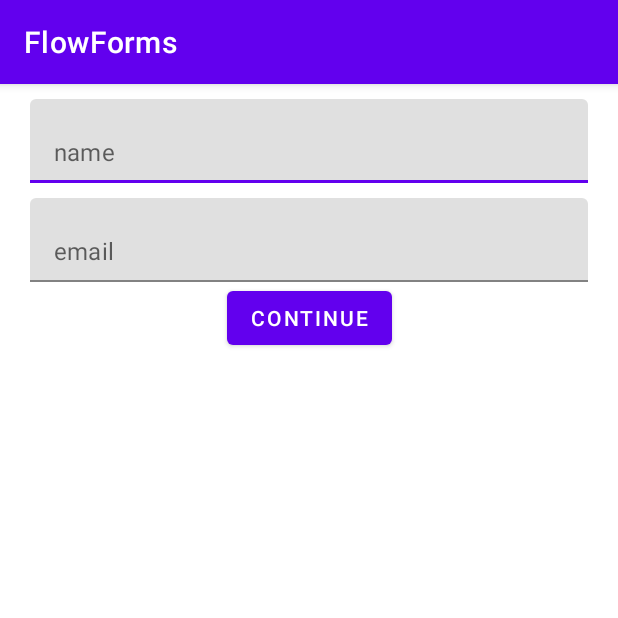
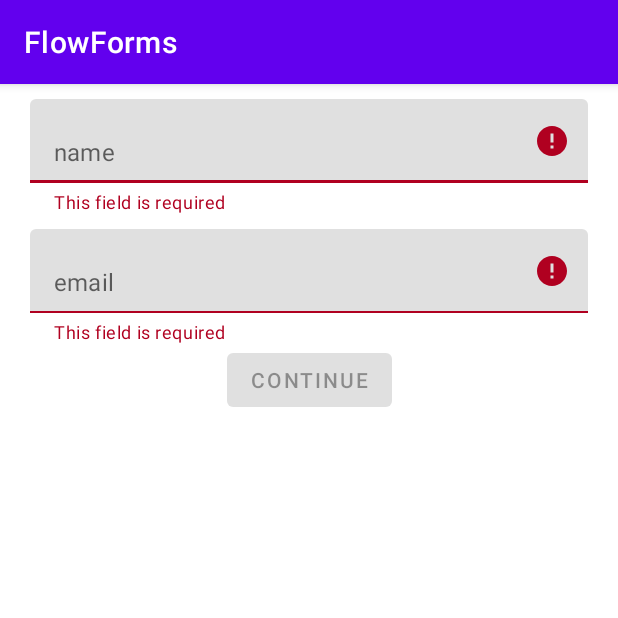
Before and after one commit to rootstrap/FlowForms, an Android app: the screen it shows after launch (MainActivity), on a phone screen of 412 x 824 dp, the top half of it. Run offline under Robolectric (Android 15) with nearby library versions, the phone set to English and light mode, and no system bars; our stand-ins replace data binding.

Commit message:
Add examples for required fields

```diff
--- a/ExampleApp Android/build.gradle.kts
+++ b/ExampleApp Android/build.gradle.kts
@@ -55,4 +55,5 @@ dependencies {
     //test libs
     testImplementation(Dependencies.jvmTestLibraries)
     androidTestImplementation(Dependencies.androidTestLibraries)
+    implementation("com.google.guava:guava:31.1-jre")
 }
--- a/ExampleApp Android/src/main/java/com/rootstrap/flowforms/example/MainActivity.kt
+++ b/ExampleApp Android/src/main/java/com/rootstrap/flowforms/example/MainActivity.kt
@@ -1,43 +1,64 @@
 package com.rootstrap.flowforms.example
 
+import android.os.Bundle
 import androidx.appcompat.app.AppCompatActivity
-import android.os.Bundle
+import androidx.core.widget.doAfterTextChanged
 import androidx.lifecycle.Lifecycle
+import androidx.lifecycle.ViewModelProvider
 import androidx.lifecycle.lifecycleScope
 import androidx.lifecycle.repeatOnLifecycle
 import com.rootstrap.flowforms.core.common.StatusCodes.CORRECT
-import com.rootstrap.flowforms.core.common.StatusCodes.INCORRECT
+import com.rootstrap.flowforms.example.databinding.ActivityMainBinding
 import kotlinx.coroutines.launch
+
 
 class MainActivity : AppCompatActivity() {
 
-    val viewModelH: SignUpViewModel? = null
+    lateinit var viewModel: SignUpViewModel
+    private lateinit var binding: ActivityMainBinding
+
     override fun onCreate(savedInstanceState: Bundle?) {
         super.onCreate(savedInstanceState)
-        setContentView(R.layout.activity_main)
+        binding = ActivityMainBinding.inflate(layoutInflater)
+        setContentView(binding.root)
+        viewModel = ViewModelProvider(this)[SignUpViewModel::class.java]
+        binding.formModel = viewModel.signUpFormModel
+
         lifecycleScope.launch {
             repeatOnLifecycle(Lifecycle.State.STARTED) {
                 launch {
-                    viewModelH?.form?.fields?.value?.get("name")?.status?.collect { status ->
-                        when (status.code) {
-                            CORRECT -> {
-                                //ocultar error
-                            }
-                            else -> {
-                                // mostrar error
+                    viewModel.form.fields.collect {
+                        lifecycleScope.launch {
+                            repeatOnLifecycle(Lifecycle.State.STARTED) {
+                                launch {
+                                    it["name"]?.status?.collect { status ->
+                                        when (status.code) {
+                                            CORRECT -> binding.nameInputLayout.error = null
+                                            else -> binding.nameInputLayout.error = "This field is required"
+                                        }
+                                    }
+                                }
+                                launch {
+                                    it["email"]?.status?.collect { status ->
+                                        when (status.code) {
+                                            CORRECT -> binding.emailInputLayout.error = null
+                                            else -> binding.emailInputLayout.error = "This field is required"
+                                        }
+                                    }
+                                }
                             }
                         }
                     }
                 }
-                // otro launch por cada field
+
                 launch {
-                    viewModelH?.form?.status?.collect { status ->
+                    viewModel.form.status.collect { status ->
                         when (status.code) {
                             CORRECT -> {
-                                // habilito boton
+                                binding.continueButton.isEnabled = true
                             }
-                            INCORRECT -> {
-                                // deshabilito boton
+                            else -> {
+                                binding.continueButton.isEnabled = false
                             }
                         }
                     }
@@ -45,7 +66,16 @@ class MainActivity : AppCompatActivity() {
             }
         }
 
-        //por cada edit text, on text changed,
-        viewModelH?.form?.fields?.value?.get("name")?.triggerValidations()
+        binding.nameInputEditText.doAfterTextChanged {
+            lifecycleScope.launch {
+                viewModel.form.validateOnValueChange("name")
+            }
+        }
+
+        binding.emailInputEditText.doAfterTextChanged {
+            lifecycleScope.launch {
+                viewModel.form.validateOnValueChange("email")
+            }
+        }
     }
 }
--- a/ExampleApp Android/src/main/java/com/rootstrap/flowforms/example/SignUpViewModel.kt
+++ b/ExampleApp Android/src/main/java/com/rootstrap/flowforms/example/SignUpViewModel.kt
@@ -1,15 +1,16 @@
 package com.rootstrap.flowforms.example
 
 import androidx.lifecycle.ViewModel
-import com.rootstrap.flowforms.core.field.FField
-import com.rootstrap.flowforms.core.form.FForm
+import com.rootstrap.flowforms.core.field.FlowField
+import com.rootstrap.flowforms.core.form.FlowForm
 import com.rootstrap.flowforms.core.validation.Required
 
 class SignUpViewModel : ViewModel() {
 
     val signUpFormModel = SignUpFormModel()
 
-    val form = FForm().withFields(
-        FField("name", listOf(Required { signUpFormModel.name }))
+    val form = FlowForm().withFields(
+        FlowField("name", listOf(Required { signUpFormModel.name })),
+        FlowField("email", listOf(Required { signUpFormModel.email }))
     )
 }
```
